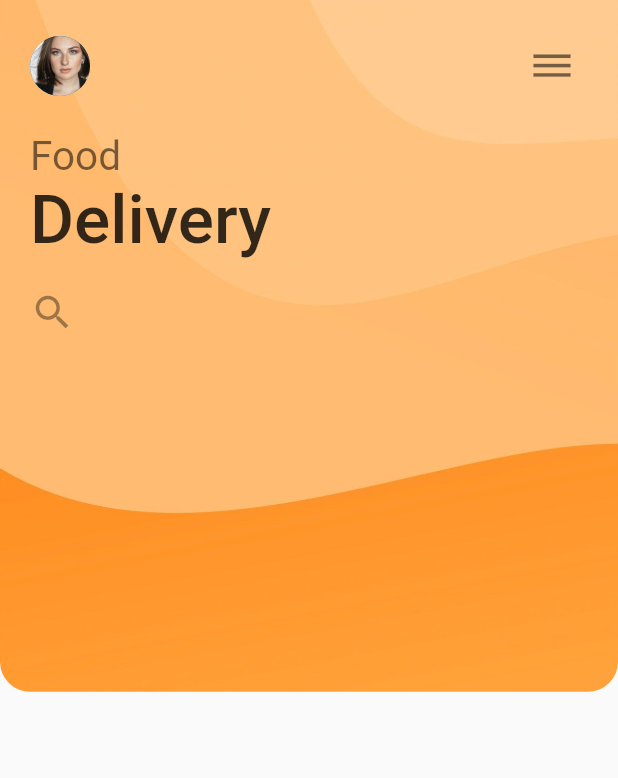
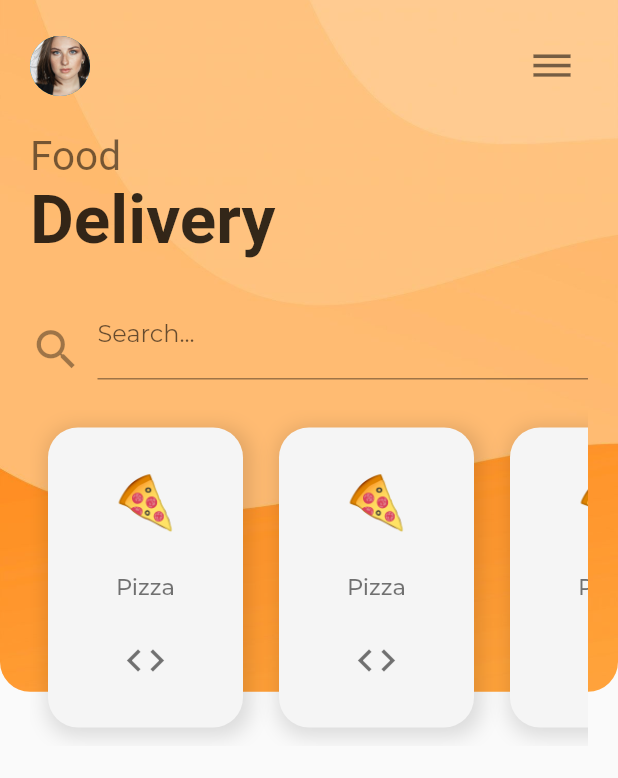
Before and after one commit to chiefkana/flutterStudy, a Flutter app: the screen it shows after launch, on a phone screen of 412 x 824 dp. Shown: the top 778 px of the screen. Run offline on Flutter 3.47's test engine with Material 2 defaults, Android fonts, the phone set to English and light mode, and no system bars; project files that could hold a hidden picture were left out.

Commit message:
foodCard

```diff
--- a/lib/main.dart
+++ b/lib/main.dart
@@ -8,6 +8,58 @@ void main() {
 class MyApp extends StatelessWidget {
   @override
   Widget build(BuildContext context) {
+    var FoodCard = Padding(
+      padding: EdgeInsets.all(12),
+      child: Container(
+        decoration: BoxDecoration(
+          color: Colors.grey[100],
+          borderRadius: BorderRadius.all(Radius.circular(20)),
+          boxShadow: [
+            BoxShadow(
+              color: Colors.black12,
+              spreadRadius: 3,
+              blurRadius: 10,
+              offset: Offset(2, 3), // changes position of shadow
+            ),
+          ],
+        ), // Yellow
+        height: 200,
+        width: 130,
+        alignment: Alignment.center,
+        child: Column(
+          children: <Widget>[
+            SizedBox(height: 30),
+            RichText(
+              text: TextSpan(
+                text: "🍕",
+                style: TextStyle(
+                  fontSize: 35,
+                ),
+              ),
+            ),
+            Spacer(),
+            RichText(
+              text: TextSpan(
+                text: "Pizza",
+                style: TextStyle(
+                    fontSize: 15,
+                    color: Colors.black54,
+                    fontFamily: "Montserrat",
+                    fontWeight: FontWeight.w600),
+              ),
+            ),
+            Spacer(),
+            Icon(
+              Icons.code,
+              size: 30,
+              color: Colors.black54,
+            ),
+            SizedBox(height: 30),
+          ],
+        ),
+      ),
+    );
+
     var HeaderDetails = Column(
       children: <Widget>[
         Row(
@@ -49,7 +101,7 @@ class MyApp extends StatelessWidget {
                     text: "Delivery",
                     style: TextStyle(
                       fontSize: 45,
-                      fontWeight: FontWeight.w500,
+                      fontWeight: FontWeight.w600,
                       color: Colors.black.withOpacity(0.8),
                     ),
                   ),
@@ -90,13 +142,39 @@ class MyApp extends StatelessWidget {
                     ),
                     Row(
                       children: <Widget>[
-                        Icon(
-                          Icons.search,
-                          size: 30,
-                          color: Colors.black38,
+                        Padding(
+                          padding: const EdgeInsets.only(top: 20),
+                          child: Icon(
+                            Icons.search,
+                            size: 35,
+                            color: Colors.black38,
+                          ),
+                        ),
+                        SizedBox(width: 10),
+                        Expanded(
+                          child: TextField(
+                            obscureText: true,
+                            decoration: InputDecoration(
+                              labelText: 'Search...',
+                            ),
+                          ),
                         ),
                       ],
-                    )
+                    ),
+                    SizedBox(
+                      height: 20,
+                    ),
+                    SingleChildScrollView(
+                      scrollDirection: Axis.horizontal,
+                      child: Row(
+                        children: <Widget>[
+                          FoodCard,
+                          FoodCard,
+                          FoodCard,
+                          FoodCard,
+                        ],
+                      ),
+                    ),
                   ],
                 ),
               ),
--- /dev/null
+++ b/widgets/food_card.dart
@@ -0,0 +1,11 @@
+import 'package:flutter/material.dart';
+
+void FoodCard() {
+  return Container(
+    child: Column(
+      children: <Widget>[
+        Text(":pizza:"),
+      ],
+    ),
+  );
+}
```
Also changed, not shown: pubspec.yaml (+6 -1 lines).
